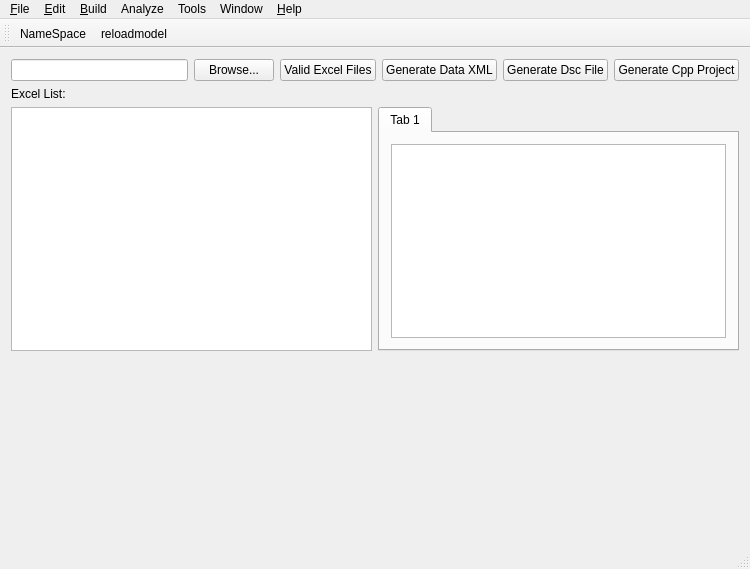
First picture: the form in mainwindow.ui, repository LMiceOrg/Modelingtools, before the edit.
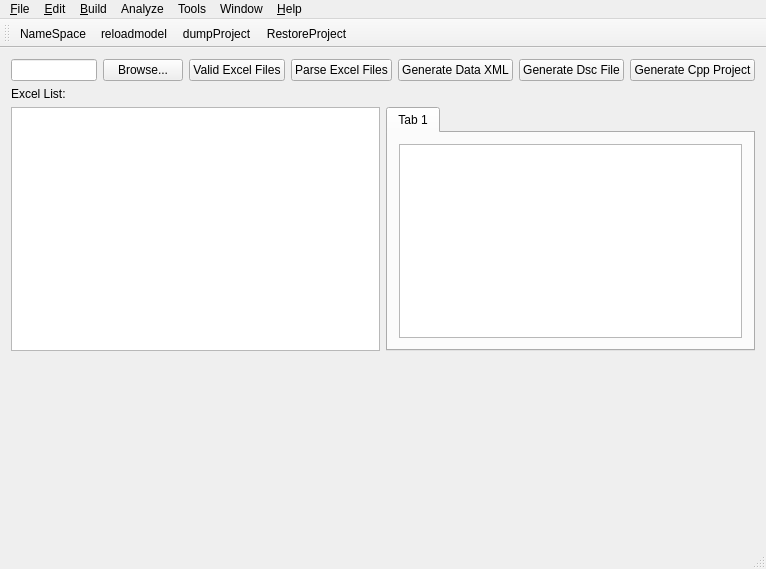
Second picture: the form after the edit. Custom widgets are drawn as their Qt base class.

Diff of the .ui file:
```diff
--- a/mainwindow.ui
+++ b/mainwindow.ui
@@ -6,7 +6,7 @@
    <rect>
     <x>0</x>
     <y>0</y>
-    <width>750</width>
+    <width>766</width>
     <height>569</height>
    </rect>
   </property>
@@ -34,6 +34,13 @@
         </property>
        </widget>
       </item>
+      <item>
+       <widget class="QPushButton" name="pushButton_6">
+        <property name="text">
+         <string>Parse Excel Files</string>
+        </property>
+       </widget>
+      </item>
       <item>
        <widget class="QPushButton" name="pushButton_3">
         <property name="text">
@@ -128,7 +135,7 @@
     <rect>
      <x>0</x>
      <y>0</y>
-     <width>750</width>
+     <width>766</width>
      <height>22</height>
     </rect>
    </property>
@@ -221,6 +228,8 @@
    </attribute>
    <addaction name="actionNameSpace"/>
    <addaction name="actionReloadmodel"/>
+   <addaction name="actionDumpProject"/>
+   <addaction name="actionRestoreProject"/>
   </widget>
   <widget class="QStatusBar" name="statusBar"/>
   <action name="actionNameSpace">
@@ -347,6 +356,16 @@
     <string>Quit Modeltools</string>
    </property>
   </action>
+  <action name="actionDumpProject">
+   <property name="text">
+    <string>dumpProject</string>
+   </property>
+  </action>
+  <action name="actionRestoreProject">
+   <property name="text">
+    <string>RestoreProject</string>
+   </property>
+  </action>
  </widget>
  <layoutdefault spacing="6" margin="11"/>
  <customwidgets>
```
